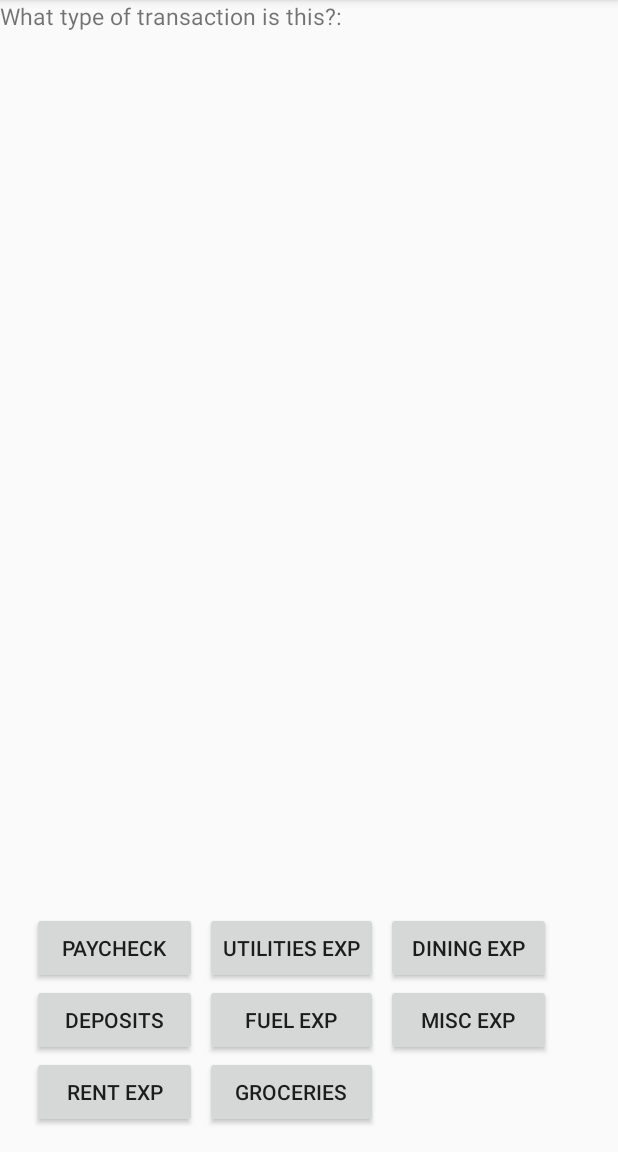
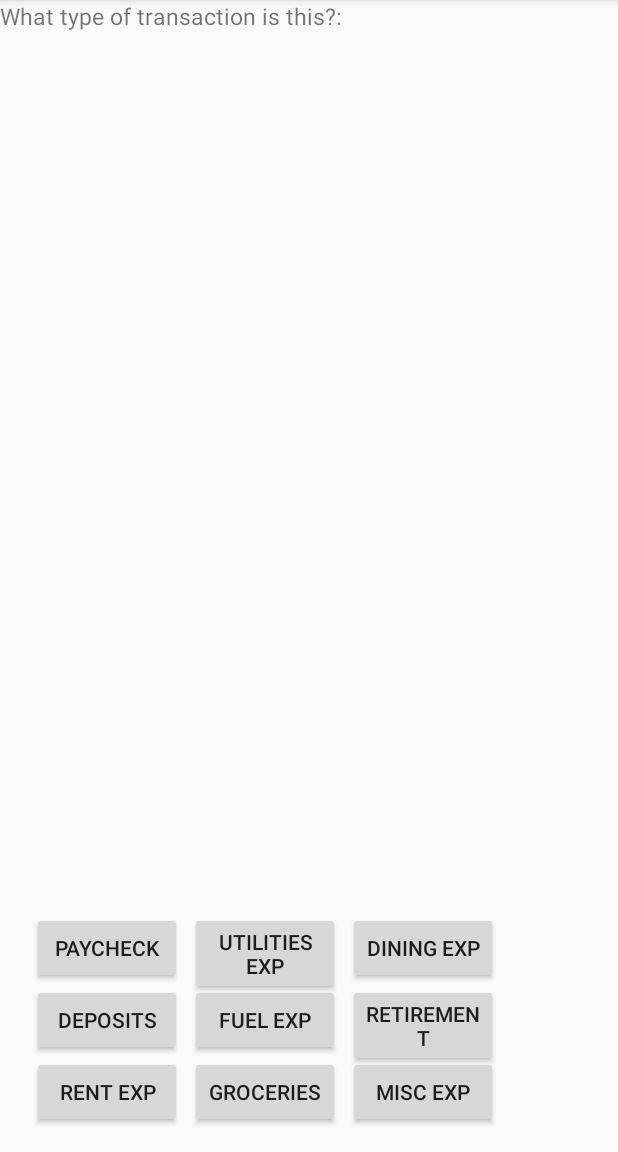
Before and after one commit to cgnatke/IncomeExpensesApplication, an Android app: the screen it shows after launch (PromptActivity), on a phone screen of 412 x 824 dp, the part 84-1236 px from its top. Run offline under Robolectric (Android 15) with nearby library versions, the phone set to English and light mode, and no system bars; 3 statements that could not run were skipped.

Commit message:
change android studio device to Nexus 5. Added Retirement Button. Changed width of all buttons to 100dp.

```diff
--- a/app/src/main/res/layout/activity_prompt.xml
+++ b/app/src/main/res/layout/activity_prompt.xml
@@ -33,7 +33,7 @@
         <Button
             android:id="@+id/bPaycheck"
             android:layout_height="wrap_content"
-            android:layout_width="110dp"
+            android:layout_width="100dp"
             android:layout_marginLeft="5dp"
             android:text="Paycheck"/>
 
@@ -41,7 +41,7 @@
             android:id="@+id/bUtilities"
             android:layout_toRightOf="@+id/bPaycheck"
             android:layout_height="wrap_content"
-            android:layout_width="115dp"
+            android:layout_width="100dp"
             android:layout_marginLeft="5dp"
             android:layout_marginRight="5dp"
             android:text="Utilities Exp"/>
@@ -50,14 +50,14 @@
             android:id="@+id/bDining"
             android:layout_toRightOf="@+id/bUtilities"
             android:layout_height="wrap_content"
-            android:layout_width="110dp"
+            android:layout_width="100dp"
             android:layout_marginRight="5dp"
             android:text="Dining Exp"/>
 
         <Button
             android:id="@+id/bDeposits"
             android:layout_height="wrap_content"
-            android:layout_width="110dp"
+            android:layout_width="100dp"
             android:text="Deposits"
             android:layout_below="@+id/bPaycheck"
             android:layout_alignLeft="@+id/bPaycheck"
@@ -66,25 +66,27 @@
         <Button
             android:id="@+id/bFuel"
             android:layout_height="wrap_content"
-            android:layout_width="115dp"
+            android:layout_width="100dp"
             android:text="Fuel Exp"
             android:layout_alignTop="@+id/bDeposits"
             android:layout_alignRight="@+id/bUtilities"
             android:layout_alignEnd="@+id/bUtilities" />
 
         <Button
-            android:id="@+id/bMisc"
+            android:id="@+id/bRetirement"
             android:layout_height="wrap_content"
-            android:layout_width="110dp"
-            android:text="Misc Exp"
+            android:layout_width="100dp"
+            android:text="Retirement"
+            android:layout_alignLeft="@+id/bDining"
             android:layout_below="@+id/bDining"
+            android:layout_alignTop="@+id/bFuel"
             android:layout_alignRight="@+id/bDining"
             android:layout_alignEnd="@+id/bDining" />
 
         <Button
             android:id="@+id/bRent"
             android:layout_height="wrap_content"
-            android:layout_width="110dp"
+            android:layout_width="100dp"
             android:text="Rent Exp"
             android:layout_below="@+id/bDeposits"
             android:layout_alignLeft="@+id/bDeposits"
@@ -93,11 +95,23 @@
         <Button
             android:id="@+id/bGroceries"
             android:layout_height="wrap_content"
-            android:layout_width="115dp"
+            android:layout_width="100dp"
             android:text="Groceries"
             android:layout_alignTop="@+id/bRent"
             android:layout_alignLeft="@+id/bFuel"
             android:layout_alignStart="@+id/bFuel" />
+        <Button
+            android:id="@+id/bMisc"
+            android:layout_height="wrap_content"
+            android:layout_width="100dp"
+            android:text="Misc Exp"
+            android:layout_alignLeft="@+id/bDining"
+            android:layout_below="@+id/bRetirement"
+            android:layout_alignTop="@+id/bGroceries"
+            android:layout_alignRight="@+id/bDining"
+            android:layout_alignEnd="@+id/bDining" />
+
+
 
     </RelativeLayout>
 
```
